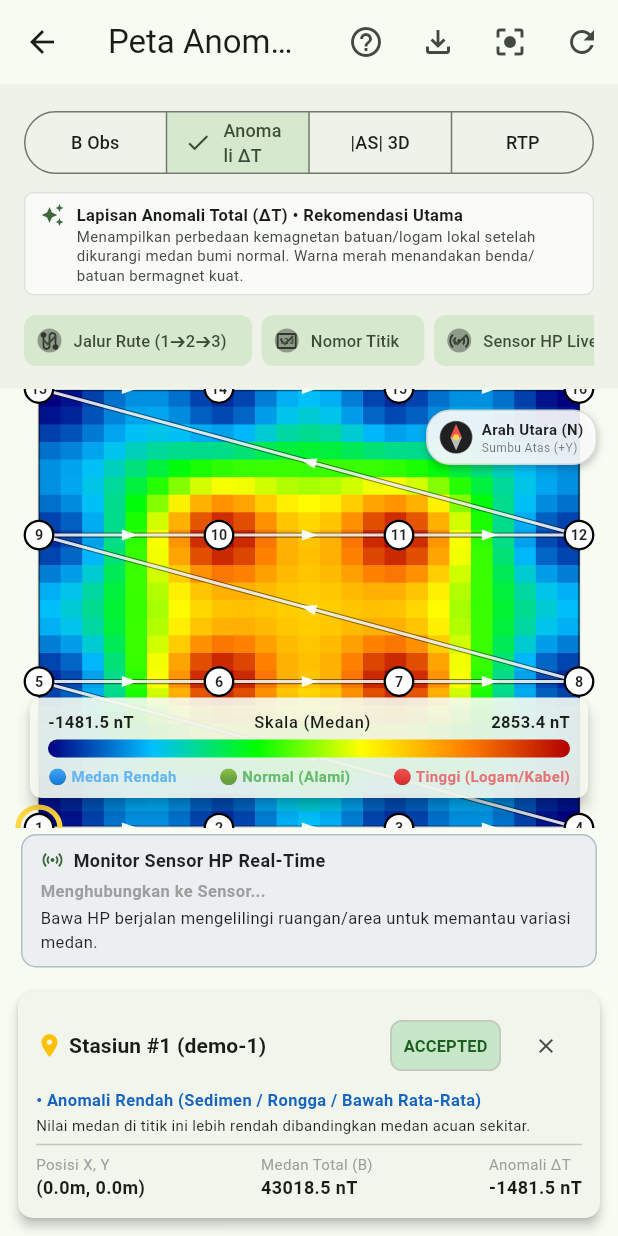
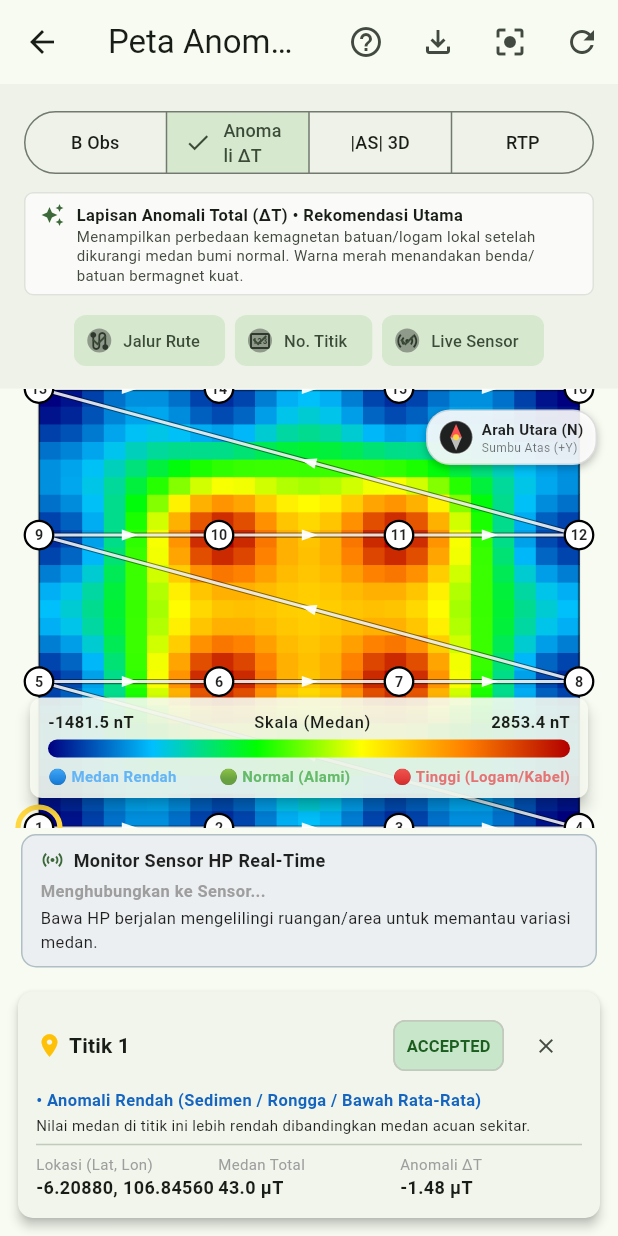
Before and after one commit to Renohidayat/geomag, a Flutter app: the screen it shows after launch, after a tap on "Peta Sebaran Batuan 2D", on a phone screen of 412 x 824 dp. Run offline on Flutter 3.47's test engine with Material 3 defaults, Android fonts, the phone set to English and light mode, and no system bars; our stand-ins replace drift, drift_flutter; accounts and stored records are empty; generated files the repository leaves out were written again.

Commit message:
fix(ui): perbaiki overflow, ID teknis, dan posisi pada peta 2D (#53) (#54)

```diff
--- a/app/lib/screens/anomaly_map_screen.dart
+++ b/app/lib/screens/anomaly_map_screen.dart
@@ -356,7 +356,7 @@ class _AnomalyMapScreenState extends State<AnomalyMapScreen> {
 
     return Scaffold(
       appBar: AppBar(
-        title: const Text('Peta Anomali Geomagnetik'),
+        title: const Text('Peta Anomali 2D'),
         actions: [
           IconButton(
             icon: const Icon(Icons.help_outline),
@@ -654,21 +654,21 @@ class _AnomalyMapScreenState extends State<AnomalyMapScreen> {
         children: [
           FilterChip(
             avatar: const Icon(Icons.route, size: 16),
-            label: const Text('Jalur Rute (1➔2➔3)', style: TextStyle(fontSize: 11)),
+            label: const Text('Jalur Rute', style: TextStyle(fontSize: 11)),
             selected: _showPath,
             onSelected: (val) => setState(() => _showPath = val),
           ),
           const SizedBox(width: 6),
           FilterChip(
             avatar: const Icon(Icons.pin_outlined, size: 16),
-            label: const Text('Nomor Titik', style: TextStyle(fontSize: 11)),
+            label: const Text('No. Titik', style: TextStyle(fontSize: 11)),
             selected: _showStationNumbers,
             onSelected: (val) => setState(() => _showStationNumbers = val),
           ),
           const SizedBox(width: 6),
           FilterChip(
             avatar: const Icon(Icons.sensors, size: 16),
-            label: const Text('Sensor HP Live', style: TextStyle(fontSize: 11)),
+            label: const Text('Live Sensor', style: TextStyle(fontSize: 11)),
             selected: _showLiveMonitor,
             onSelected: (val) => setState(() => _showLiveMonitor = val),
           ),
@@ -791,12 +791,15 @@ class _AnomalyMapScreenState extends State<AnomalyMapScreen> {
             children: [
               Icon(Icons.sensors, size: 16, color: theme.colorScheme.primary),
               const SizedBox(width: 6),
-              Text(
+              Expanded(
+                child: Text(
                   'Monitor Sensor HP Real-Time',
                   style: TextStyle(
                     fontSize: 12,
                     fontWeight: FontWeight.bold,
                     color: isDark ? Colors.white : Colors.black87,
+                  ),
+                  overflow: TextOverflow.ellipsis,
                 ),
               ),
               const Spacer(),
@@ -829,12 +832,15 @@ class _AnomalyMapScreenState extends State<AnomalyMapScreen> {
           const SizedBox(height: 4),
           Row(
             children: [
-              Text(
+              Expanded(
+                child: Text(
                   statusTitle,
                   style: TextStyle(
                     fontSize: 11,
                     fontWeight: FontWeight.bold,
                     color: badgeColor,
+                  ),
+                  overflow: TextOverflow.ellipsis,
                 ),
               ),
             ],
@@ -1189,6 +1195,21 @@ class _AnomalyMapScreenState extends State<AnomalyMapScreen> {
       interpColor = isDark ? Colors.greenAccent : Colors.green.shade800;
     }
 
+    // Format posisi: tampilkan lat/long jika tersedia, jika tidak tampilkan lokal
+    String posisiLabel;
+    String posisiValue;
+    if (st.latitude != null && st.longitude != null) {
+      posisiLabel = 'Lokasi (Lat, Lon)';
+      posisiValue = '${st.latitude!.toStringAsFixed(5)}, ${st.longitude!.toStringAsFixed(5)}';
+    } else {
+      posisiLabel = 'Posisi Lokal';
+      posisiValue = '(${st.x.toStringAsFixed(1)}m, ${st.y.toStringAsFixed(1)}m)';
+    }
+
+    // Format nilai medan dalam µT agar lebih mudah dibaca
+    final medanMicroT = st.totalFieldNt / 1000.0;
+    final anomMicroT = (st.deltaTNt ?? 0) / 1000.0;
+
     return Card(
       margin: const EdgeInsets.all(12),
       elevation: 3,
@@ -1200,20 +1221,17 @@ class _AnomalyMapScreenState extends State<AnomalyMapScreen> {
           mainAxisSize: MainAxisSize.min,
           children: [
             Row(
-              mainAxisAlignment: MainAxisAlignment.spaceBetween,
-              children: [
-                Row(
               children: [
                 const Icon(Icons.place, size: 18, color: Colors.amber),
                 const SizedBox(width: 4),
-                    Text(
-                      'Stasiun #${st.sequenceNumber} (${st.stationId})',
+                Expanded(
+                  child: Text(
+                    'Titik ${st.sequenceNumber}',
                     style: theme.textTheme.titleSmall?.copyWith(fontWeight: FontWeight.bold),
-                    ),
-                  ],
-                ),
-                Row(
-                  children: [
+                    overflow: TextOverflow.ellipsis,
+                  ),
+                ),
+                const SizedBox(width: 4),
                 Chip(
                   label: Text(
                     st.qualityFlag,
@@ -1231,7 +1249,7 @@ class _AnomalyMapScreenState extends State<AnomalyMapScreen> {
                   padding: EdgeInsets.zero,
                   materialTapTargetSize: MaterialTapTargetSize.shrinkWrap,
                 ),
-                    const SizedBox(width: 6),
+                const SizedBox(width: 4),
                 IconButton(
                   icon: const Icon(Icons.close, size: 16),
                   padding: EdgeInsets.zero,
@@ -1241,8 +1259,6 @@ class _AnomalyMapScreenState extends State<AnomalyMapScreen> {
                 ),
               ],
             ),
-              ],
-            ),
             const SizedBox(height: 4),
             Text(
               '• $interpText',
@@ -1255,11 +1271,10 @@ class _AnomalyMapScreenState extends State<AnomalyMapScreen> {
             ),
             const Divider(height: 12),
             Row(
-              mainAxisAlignment: MainAxisAlignment.spaceBetween,
-              children: [
-                _metricCol('Posisi X, Y', '(${st.x.toStringAsFixed(1)}m, ${st.y.toStringAsFixed(1)}m)'),
-                _metricCol('Medan Total (B)', '${st.totalFieldNt.toStringAsFixed(1)} nT'),
-                _metricCol('Anomali ΔT', '${st.deltaTNt?.toStringAsFixed(1) ?? "-"} nT'),
+              children: [
+                Expanded(child: _metricCol(posisiLabel, posisiValue)),
+                Expanded(child: _metricCol('Medan Total', '${medanMicroT.toStringAsFixed(1)} µT')),
+                Expanded(child: _metricCol('Anomali ΔT', '${anomMicroT.toStringAsFixed(2)} µT')),
               ],
             ),
           ],
```
Also changed, not shown: 2 other files. Lines whose indentation alone changed are shown as unchanged.
